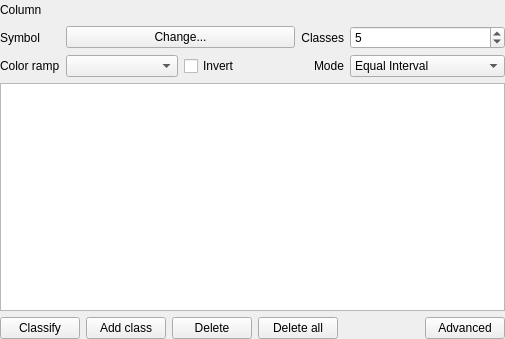
This is src/ui/qgsgraduatedsymbolrendererv2widget.ui in carsmie/QGIS as Qt 5 draws it before an edit. The edited form follows.
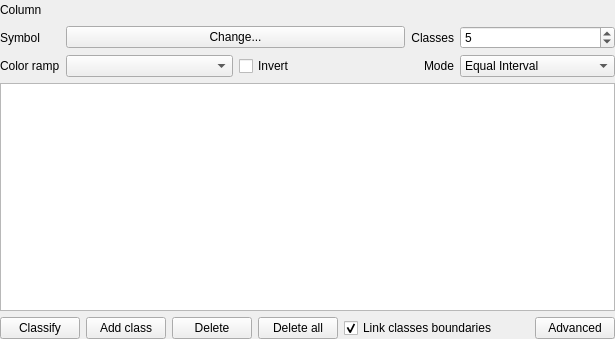
This is the edited form. Custom widgets are drawn as their Qt base class.

Commit message: Automatic update of label and neighboring ranges boundaries

```diff
--- a/src/ui/qgsgraduatedsymbolrendererv2widget.ui
+++ b/src/ui/qgsgraduatedsymbolrendererv2widget.ui
@@ -6,7 +6,7 @@
    <rect>
     <x>0</x>
     <y>0</y>
-    <width>505</width>
+    <width>615</width>
     <height>339</height>
    </rect>
   </property>
@@ -240,6 +240,16 @@
        </property>
       </widget>
      </item>
+     <item>
+      <widget class="QCheckBox" name="cbxLinkBoundaries">
+       <property name="text">
+        <string>Link classes boundaries</string>
+       </property>
+       <property name="checked">
+        <bool>true</bool>
+       </property>
+      </widget>
+     </item>
      <item>
       <spacer>
        <property name="orientation">
```
The commit also changes 2 other files.
